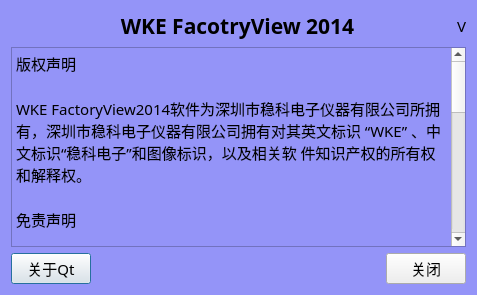
caicaiking/WKEFactoryView2014, file common/frmAbout.ui: the form before one commit.
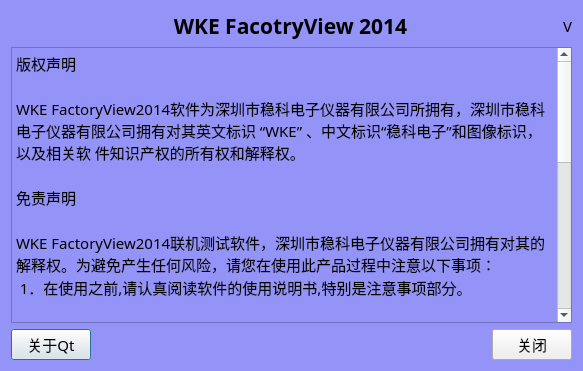
The form after the commit. Icons and pictures are not drawn.

Diff of the .ui file:
```diff
--- a/common/frmAbout.ui
+++ b/common/frmAbout.ui
@@ -6,8 +6,8 @@
    <rect>
     <x>0</x>
     <y>0</y>
-    <width>477</width>
-    <height>295</height>
+    <width>583</width>
+    <height>371</height>
    </rect>
   </property>
   <property name="windowTitle">
```
